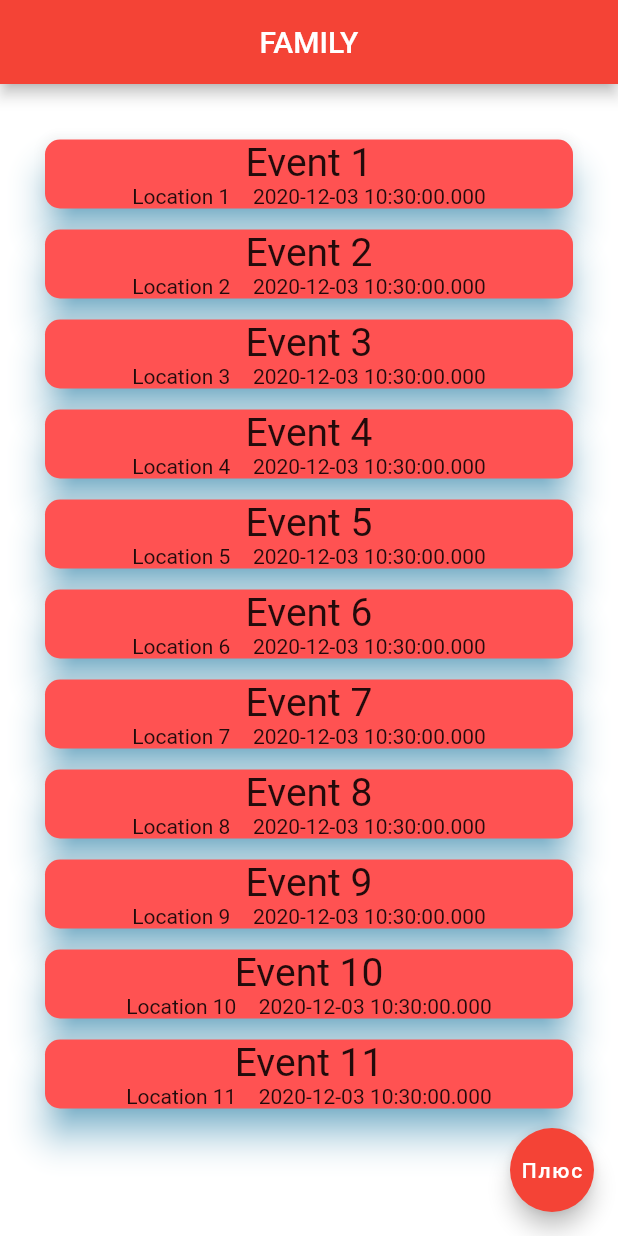
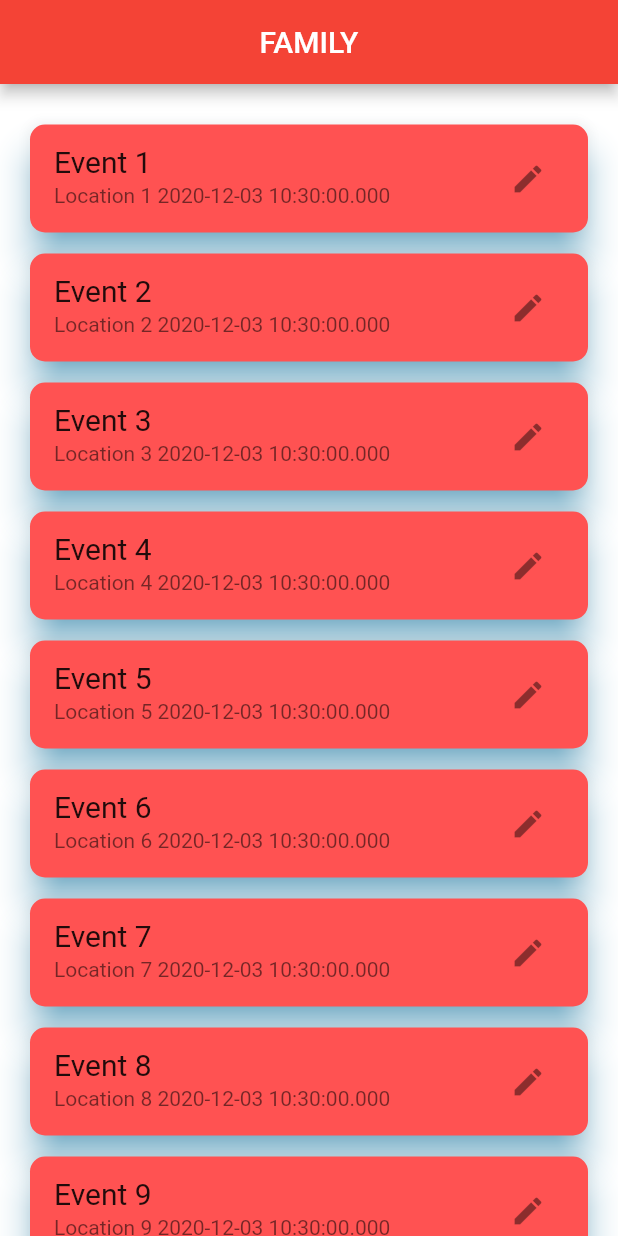
Before and after one commit to devrimma/Widgets, a Flutter app: the screen it shows after launch, on a phone screen of 412 x 824 dp. Run offline on Flutter 3.47's test engine with Material 2 defaults, Android fonts, the phone set to English and light mode, and no system bars.

Commit message:
widget ListTile

```diff
--- a/lib/main.dart
+++ b/lib/main.dart
@@ -8,7 +8,6 @@ void main() {
 }
 
 class MyFirstWidgets extends StatelessWidget {
-
   final List<Event> event = [
     Event(name: "Event 1", location: "Location 1", date: DateTime.now()),
     Event(name: "Event 2", location: "Location 2", date: DateTime.now()),
@@ -35,37 +34,31 @@ class MyFirstWidgets extends StatelessWidget {
           ),
           body: ListView.builder(
             physics: BouncingScrollPhysics(),
-            padding: EdgeInsets.all(30),
+            padding: EdgeInsets.all(20),
             itemCount: event.length,
-            itemBuilder: (_, index) => Card(
+            itemBuilder: (_, index) =>
+                Card(
                   color: Colors.redAccent,
                   elevation: 10,
                   shadowColor: Colors.lightBlue,
                   margin: EdgeInsets.symmetric(vertical: 7),
                   shape: RoundedRectangleBorder(
-                  borderRadius: BorderRadius.circular(10)
+                      borderRadius: BorderRadius.circular(10)),
+                  child: ListTile(
+                    title: Text(
+                      "${event[index].name}",
+                      style: TextStyle(fontSize: 20.0,),
                     ),
-              child: Column(
-                children: [
-                  Text(
-                    "${event[index].name}",
-                    style: TextStyle(fontSize: 26.0),),
-                  Row(
-                    mainAxisAlignment: MainAxisAlignment.center ,
-                    children: [
-                      Text("${event[index].location}"),
-                      SizedBox(width: 15.0),
-                      Text("${event[index].date.toString()}"),
-                    ],
+                    subtitle: Text(
+                      "${event[index].location} ${event[index].date}",),
+                    trailing: IconButton(
+                      icon: Icon(Icons.edit),
+                      onPressed: () => print("Редактировать"),
                     ),
-                ],
+                    onTap: () => print("Открыть"),
+                    onLongPress: () => print("Удалить"),
                   ),
                 ),
-          ),
-          floatingActionButton: FloatingActionButton(
-            child: Text("Плюс"),
-            backgroundColor: Colors.red,
-            onPressed: null,
           ),
           backgroundColor: Colors.white,
         ));
```
Lines whose indentation alone changed are shown as unchanged.
